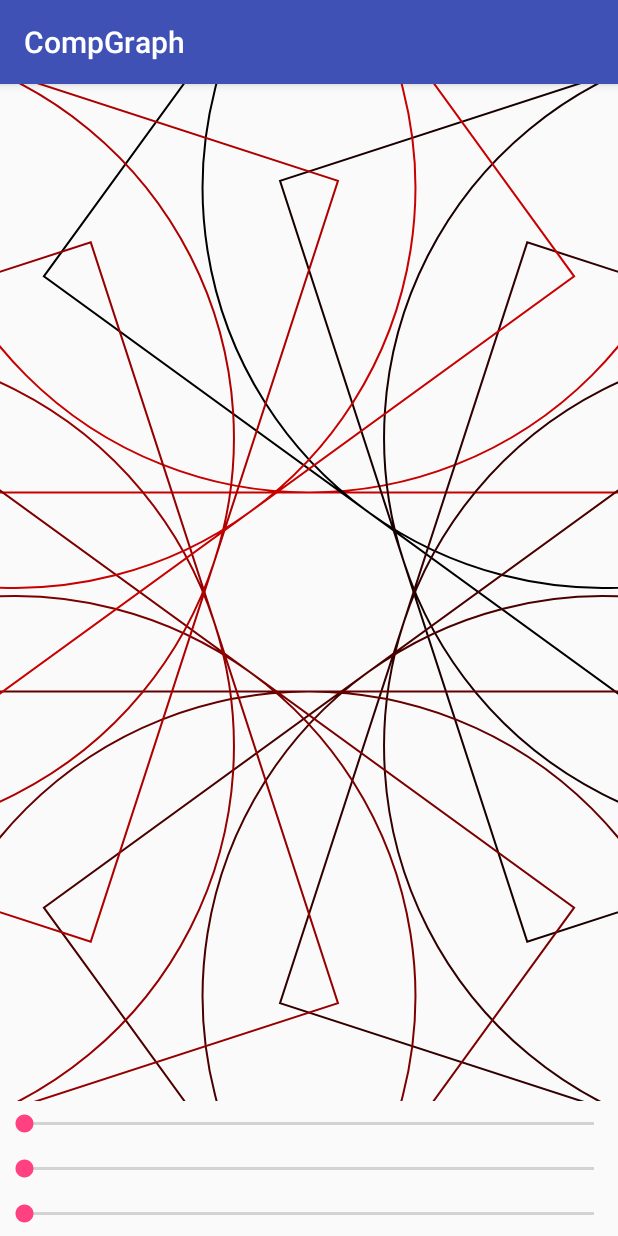
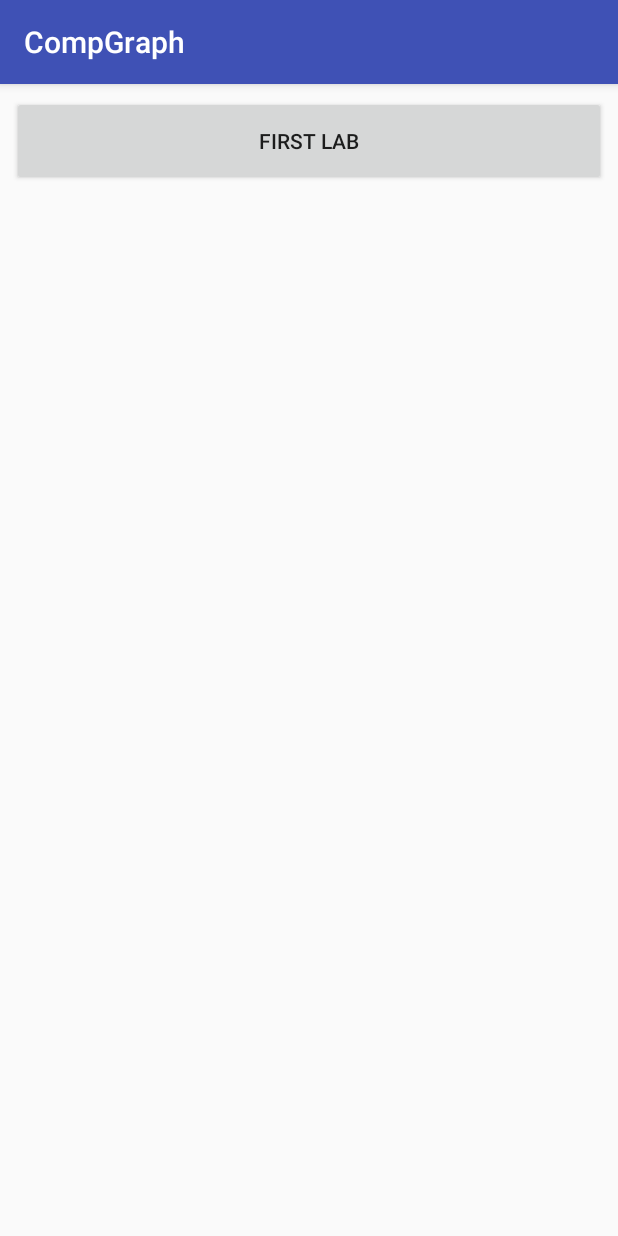
Before and after one commit to Nickolas981/CompGraph, an Android app: the screen it shows after launch (MainActivity), on a phone screen of 412 x 824 dp. Run offline under Robolectric (Android 15) with nearby library versions, the phone set to English and light mode, and no system bars.

Commit message:
Created activity for first lab

```diff
--- a/app/src/main/AndroidManifest.xml
+++ b/app/src/main/AndroidManifest.xml
@@ -16,6 +16,7 @@
                 <category android:name="android.intent.category.LAUNCHER" />
             </intent-filter>
         </activity>
+        <activity android:name=".lab1.LabOneActivity" />
     </application>
 
 </manifest>
--- a/app/src/main/java/ua/kpi/dongumen/compgraph/MyView.kt
+++ b/app/src/main/java/ua/kpi/dongumen/compgraph/lab1/LabOneView.kt
@@ -1,11 +1,11 @@
-package ua.kpi.dongumen.compgraph
+package ua.kpi.dongumen.compgraph.lab1
 
 import android.content.Context
 import android.graphics.*
 import android.util.AttributeSet
 import android.view.View
 
-class MyView : View {
+class LabOneView : View {
     constructor(context: Context) : super(context)
 
     constructor(context: Context, attrs: AttributeSet?) : super(context, attrs)
--- a/app/src/main/res/layout/activity_main.xml
+++ b/app/src/main/res/layout/activity_main.xml
@@ -6,30 +6,11 @@
     android:orientation="vertical"
     tools:context=".MainActivity">
 
-    <ua.kpi.dongumen.compgraph.MyView
-        android:id="@+id/my_view"
+    <Button
+        android:id="@+id/first_lab"
         android:layout_width="match_parent"
-        android:layout_height="0dp"
-        android:layout_weight="1"/>
-
-
-    <SeekBar
-        android:id="@+id/radius"
-        android:layout_width="match_parent"
-        android:max="200"
-        android:min="1"
-        android:layout_height="30dp" />
-    <SeekBar
-        android:id="@+id/internal_radius"
-        android:layout_width="match_parent"
-        android:max="200"
-        android:min="100"
-        android:layout_height="30dp" />
-    <SeekBar
-        android:id="@+id/count"
-        android:layout_width="match_parent"
-        android:max="30"
-        android:min="1"
-        android:layout_height="30dp" />
+        android:layout_height="60dp"
+        android:layout_margin="8dp"
+        android:text="@string/first_lab" />
 
 </LinearLayout>
--- a/app/src/main/res/values/strings.xml
+++ b/app/src/main/res/values/strings.xml
@@ -1,3 +1,4 @@
 <resources>
     <string name="app_name">CompGraph</string>
+    <string name="first_lab">First lab</string>
 </resources>
```
Also changed, not shown: app/src/main/java/ua/kpi/dongumen/compgraph/MainActivity.kt (+1 -14 lines), app/src/main/java/ua/kpi/dongumen/compgraph/lab1/LabOneActivity.kt (added, +30 -0 lines), app/src/main/res/layout/activity_lab_one.xml (added, +36 -0 lines).
